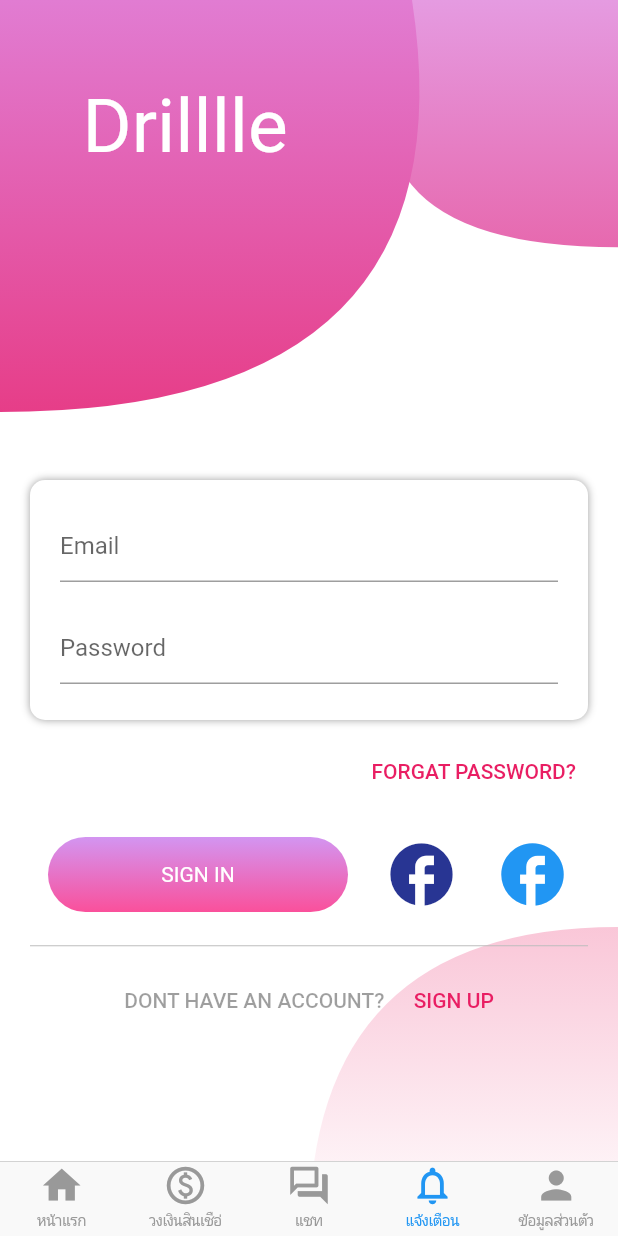
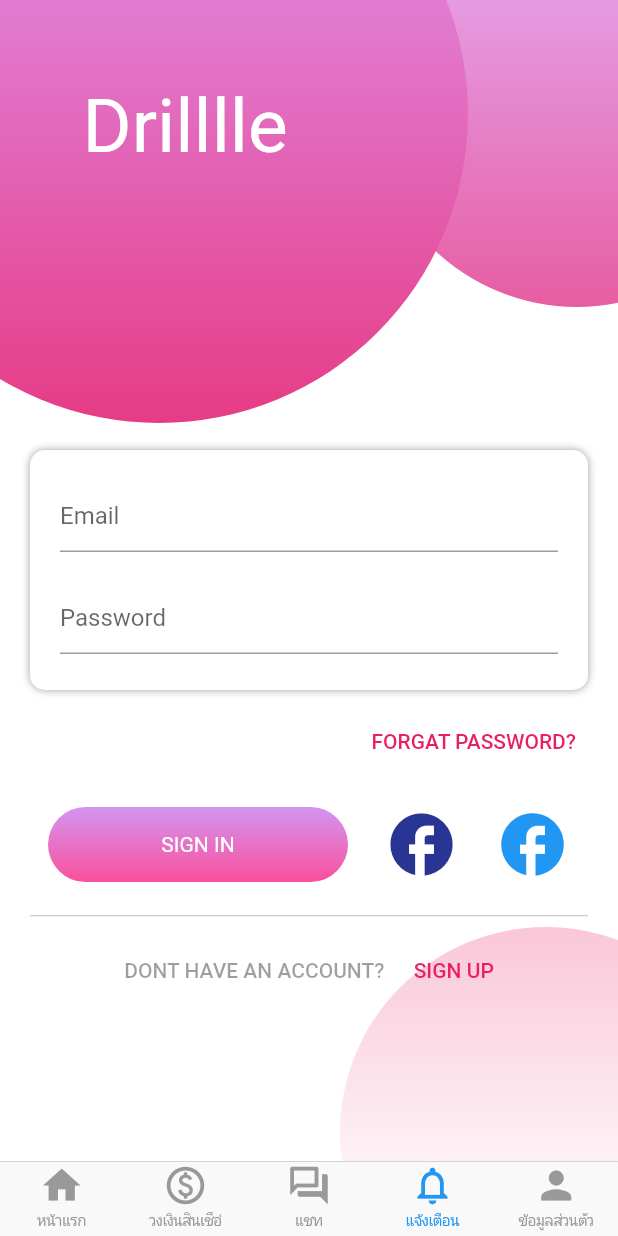
Before and after one commit to toonjung/Flutter_ai, a Flutter app: the screen it shows after launch, item 4 of the bottom bar chosen, after a tap on "SIGN IN", on a phone screen of 412 x 824 dp. Run offline on Flutter 3.47's test engine with Material 2 defaults, Android fonts, the phone set to English and light mode, and no system bars; our stand-ins replace bloc, flutter_bloc; accounts and stored records are empty; network calls fail.

Commit message:
Sloc not complete

```diff
--- a/lib/clipperTest2.dart
+++ b/lib/clipperTest2.dart
@@ -12,7 +12,7 @@ class _ClipperTestState extends State<ClipperTest> {
   Widget build(BuildContext context) {
     return Scaffold(
       body: Container(
-        // height: 400,
+        // height: double.maxFinite,
         color: Colors.white,
         child: Stack(
           children: [
@@ -55,8 +55,8 @@ class _ClipperTestState extends State<ClipperTest> {
             ),
             Container(
               height: double.infinity,
-              child: Padding(
-                padding: const EdgeInsets.all(20.0),
+              margin: EdgeInsets.only(left: 20.0, right: 20.0),
+              child: SingleChildScrollView(
                 child: Column(
                   children: [
                     SizedBox(
@@ -112,7 +112,11 @@ class _ClipperTestState extends State<ClipperTest> {
                     Row(
                       mainAxisAlignment: MainAxisAlignment.spaceAround,
                       children: [
-                        Container(
+                        GestureDetector(
+                          onTap: () {
+                            print("กด SIGN IN");
+                          },
+                          child: Container(
                             width: 200,
                             height: 50,
                             alignment: Alignment.center,
@@ -127,17 +131,10 @@ class _ClipperTestState extends State<ClipperTest> {
                                 end: Alignment.bottomCenter,
                               ),
                             ),
-                          child: Material(
-                            type: MaterialType.transparency,
-                            child: InkWell(
-                              onTap: () {
-                                print('Tapped!');
-                              },
                             child: Text(
                               "SIGN IN",
                               style: TextStyle(
                                 color: Colors.white,
-                                ),
                               ),
                             ),
                           ),
@@ -205,14 +202,9 @@ class _ClipperTestState extends State<ClipperTest> {
 class ClipPathClass1 extends CustomClipper<Path> {
   @override
   Path getClip(Size size) {
-    var controlPoint = Offset(size.width / 1.3, size.height / 3);
-    var endPoint = Offset(size.width / 1.5, 0);
-
     Path path = Path();
-
-    path.lineTo(0, size.height / 3);
-    path.quadraticBezierTo(
-        controlPoint.dx, controlPoint.dy, endPoint.dx, endPoint.dy);
+    path.addOval(
+        Rect.fromLTWH(-100, -130, size.width * 5 / 5, size.width * 5 / 5));
     path.close();
 
     return path;
@@ -225,14 +217,9 @@ class ClipPathClass1 extends CustomClipper<Path> {
 class ClipPathClass2 extends CustomClipper<Path> {
   @override
   Path getClip(Size size) {
-    var controlPoint = Offset(size.width / 2, size.height / 5);
-    var endPoint = Offset(size.width, size.height / 5);
-
     Path path = Path();
-    path.moveTo(size.width, 0);
-    path.lineTo(size.width / 1.5, 0);
-    path.quadraticBezierTo(
-        controlPoint.dx, controlPoint.dy, endPoint.dx, endPoint.dy);
+    path.addOval(Rect.fromLTWH(
+        size.width * 0.6, -70, size.width * 2 / 3, size.width * 2 / 3));
     path.close();
 
     return path;
@@ -245,14 +232,9 @@ class ClipPathClass2 extends CustomClipper<Path> {
 class ClipPathClass3 extends CustomClipper<Path> {
   @override
   Path getClip(Size size) {
-    var controlPoint = Offset(size.width / 2, size.height * 3 / 4);
-    var endPoint = Offset(size.width / 2, size.height);
-
     Path path = Path();
-    path.moveTo(size.width, size.height * 3 / 4);
-    path.quadraticBezierTo(
-        controlPoint.dx, controlPoint.dy, endPoint.dx, endPoint.dy);
-    path.lineTo(size.width, size.height);
+    path.addOval(Rect.fromLTWH(size.width * 0.55, size.height * 0.75,
+        size.width * 2 / 3, size.width * 2 / 3));
     path.close();
 
     return path;
@@ -261,3 +243,25 @@ class ClipPathClass3 extends CustomClipper<Path> {
   @override
   bool shouldReclip(CustomClipper<Path> oldClipper) => false;
 }
+
+
+
+// class ClipPathClass3 extends CustomClipper<Path> {
+//   @override
+//   Path getClip(Size size) {
+//     var controlPoint = Offset(size.width / 2, size.height * 3 / 4);
+//     var endPoint = Offset(size.width / 2, size.height);
+
+//     Path path = Path();
+//     path.moveTo(size.width, size.height * 3 / 4);
+//     path.quadraticBezierTo(
+//         controlPoint.dx, controlPoint.dy, endPoint.dx, endPoint.dy);
+//     path.lineTo(size.width, size.height);
+//     path.close();
+
+//     return path;
+//   }
+
+//   @override
+//   bool shouldReclip(CustomClipper<Path> oldClipper) => false;
+// }
--- /dev/null
+++ b/lib/home.dart
@@ -0,0 +1,38 @@
+import 'package:flutter/material.dart';
+import 'package:flutter_new/infromation.dart';
+
+class Home extends StatefulWidget {
+  const Home({Key? key}) : super(key: key);
+
+  @override
+  _HomeState createState() => _HomeState();
+}
+
+class _HomeState extends State<Home> {
+  @override
+  Widget build(BuildContext context) {
+    return Scaffold(
+      appBar: AppBar(
+        title: Text("Home"),
+      ),
+      body: Row(
+        children: [
+          IconButton(
+              onPressed: () {
+                Navigator.push(
+                  context,
+                  MaterialPageRoute(builder: (context) => Information()),
+                );
+              },
+              icon: Icon(Icons.home)),
+          IconButton(onPressed: () {
+             Navigator.push(
+                  context,
+                  MaterialPageRoute(builder: (context) => Information()),
+                );
+          }, icon: Icon(Icons.home))
+        ],
+      ),
+    );
+  }
+}
--- a/lib/main.dart
+++ b/lib/main.dart
@@ -1,6 +1,7 @@
 import 'package:flutter/cupertino.dart';
 import 'package:flutter/material.dart';
 import 'package:flutter_new/design.dart';
+import 'package:flutter_new/home.dart';
 import 'package:flutter_new/infromation.dart';
 import 'package:flutter_new/profile1.dart';
 import 'package:flutter_new/clipperTest2.dart';
@@ -89,7 +90,8 @@ class _MyHomePageState extends State<MyHomePage> {
               case 1:
                 return CupertinoTabView(
                   builder: (BuildContext context) {
-                    return Information();
+                    // return Information();
+                    return Home();
                   },
                 );
                 break;
--- a/pubspec.yaml
+++ b/pubspec.yaml
@@ -24,6 +24,7 @@ dependencies:
   flutter:
     sdk: flutter
   http: ^0.13.3
+  flutter_bloc: ^7.1.0
 
   # The following adds the Cupertino Icons font to your application.
   # Use with the CupertinoIcons class for iOS style icons.
```
Also changed, not shown: lib/bloc/infromation/bloc/infromation_bloc.dart (added, +34 -0 lines), lib/bloc/infromation/bloc/infromation_event.dart (added, +7 -0 lines), lib/bloc/infromation/bloc/infromation_state.dart (added, +12 -0 lines), lib/informationStl.dart (added, +75 -0 lines), pubspec.lock. Lines whose indentation alone changed are shown as unchanged.
